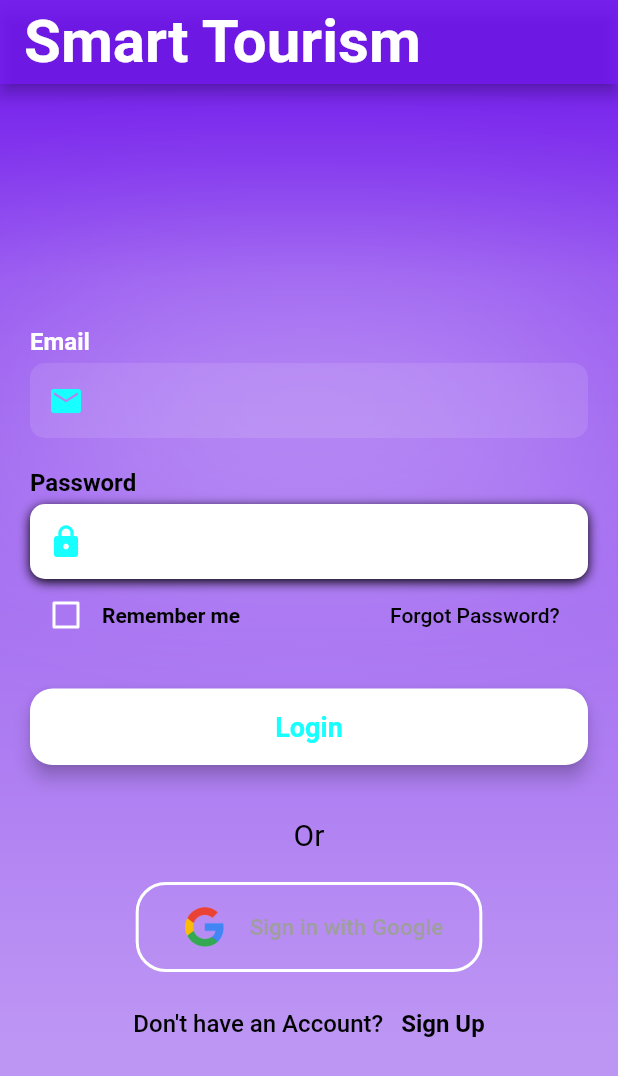
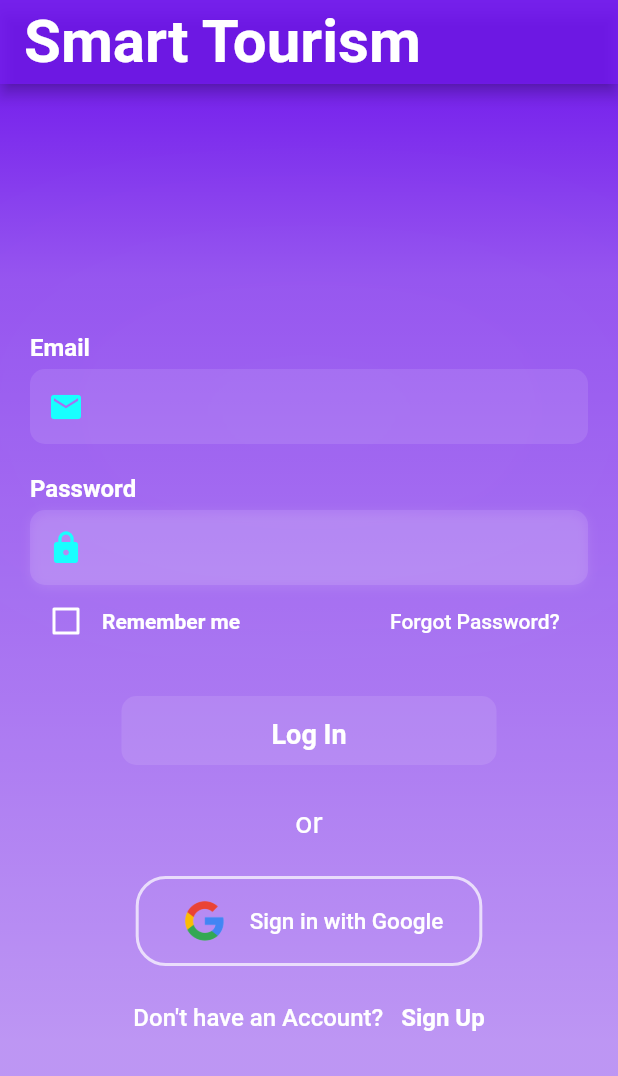
Before and after one commit to PRINCEREX1997/Tourism_And_Event_Managemnt_2020, a Flutter app: the screen it shows after launch, on a phone screen of 412 x 824 dp. Shown: the top 1076 px of the screen. Run offline on Flutter 3.47's test engine with Material 2 defaults, Android fonts, the phone set to English and light mode, and no system bars; our stand-ins replace firebase_auth, firebase_core, google_sign_in; accounts and stored records are empty; Roboto replaces fonts that are missing (Times New Roman, Times new Roman).

Commit message:
Sign In UI completed

```diff
--- a/lib/states/login.dart
+++ b/lib/states/login.dart
@@ -1,3 +1,5 @@
+import 'dart:ui';
+
 import 'package:firebase_auth/firebase_auth.dart';
 import 'package:flutter/material.dart';
 import 'package:flutter/rendering.dart';
@@ -73,9 +75,8 @@ class _LogInState extends State<LogIn> {
 
   Widget googleSignInButton() {
     return OutlineButton(
-      color: Colors.white,
-      splashColor: Colors.cyanAccent,
-
+      color: Colors.white10,
+      splashColor: Colors.white,
       onPressed: () {
         signInWithGoogle().then((result) {
           Navigator.of(context).push(
@@ -90,7 +91,7 @@ class _LogInState extends State<LogIn> {
 
       shape: RoundedRectangleBorder(borderRadius: BorderRadius.circular(20)),
       highlightElevation: 0,
-      borderSide: BorderSide(color: Colors.white, width: 2),
+      borderSide: BorderSide(color: Colors.white70, width: 2),
       child: Padding(
         padding: const EdgeInsets.fromLTRB(10, 10, 10, 10),
         child: Row(
@@ -104,7 +105,7 @@ class _LogInState extends State<LogIn> {
                 'Sign in with Google',
                 style: TextStyle(
                   fontSize: 15,
-                  color: Colors.grey,
+                  color: Colors.white,
                 ),
               ),
             )
@@ -134,7 +135,7 @@ class _LogInState extends State<LogIn> {
                   borderRadius: BorderRadius.circular(10),
                   boxShadow: [
                     BoxShadow(
-                        color: Colors.white,
+                        color: Colors.white10,
                         blurRadius: 500,
                         offset: Offset(0,5)
                     )
@@ -175,7 +176,7 @@ class _LogInState extends State<LogIn> {
           Text(
             'Password',
             style: TextStyle(
-                color: Colors.black,
+                color: Colors.white,
                 fontSize: 16,
                 fontWeight: FontWeight.bold
             ),
@@ -184,11 +185,11 @@ class _LogInState extends State<LogIn> {
           Container(
               alignment: Alignment.centerLeft,
               decoration: BoxDecoration(
-                  color: Colors.white,
+                  color: Colors.white10,
                   borderRadius: BorderRadius.circular(10),
                   boxShadow: [
                     BoxShadow(
-                        color: Colors.black,
+                        color: Colors.white10,
                         blurRadius: 6,
                         offset: Offset(0,2)
                     )
@@ -230,7 +231,7 @@ class _LogInState extends State<LogIn> {
           child: Text(
             'Forgot Password?',
             style:TextStyle(
-                color: Colors.black
+                color: Colors.white
             ),
           )
       ),
@@ -259,7 +260,7 @@ class _LogInState extends State<LogIn> {
             Text(
               'Remember me',
               style: TextStyle(
-                color: Colors.black,
+                  color: Colors.white,
                   fontWeight: FontWeight.bold
               ),
             )
@@ -272,29 +273,27 @@ class _LogInState extends State<LogIn> {
     return Container(
         padding: EdgeInsets.symmetric(vertical: 25),
         width: double.infinity,
-      child: RaisedButton(
-        elevation: 5,
+        child: FlatButton(
+          minWidth: 200,
           onPressed: () async {
             _login(context);
           },
-        padding: EdgeInsets.all(15),
+          padding: EdgeInsets.fromLTRB(0, 15, 0, 10),
           shape: RoundedRectangleBorder(
-          borderRadius: BorderRadius.circular(15)
+              borderRadius: BorderRadius.circular(10)
           ),
+          color: Colors.white10,
+          child: Text(
+            'Log In',
+            style: TextStyle(
                 color: Colors.white,
-        child: Text(
-          'Login',
-          style: TextStyle(
-            color: Color(0xFF18FFFF),
                 fontSize: 18,
-          fontWeight: FontWeight.bold
+                fontWeight: FontWeight.bold,
+                fontFamily: "Times New Roman"
             ),
           ),
         )
     );
-
-
-
   }
 
   Widget buildSignUpBtn(BuildContext context) {
@@ -311,7 +310,7 @@ class _LogInState extends State<LogIn> {
                 TextSpan(
                     text: 'Don\'t have an Account?   ',
                     style: TextStyle(
-                color: Colors.black,
+                        color: Colors.white,
                         fontWeight: FontWeight.w500,
                         fontSize: 16,
                         fontFamily: "Times new Roman"
@@ -321,7 +320,7 @@ class _LogInState extends State<LogIn> {
                 TextSpan(
                     text: 'Sign Up',
                     style: TextStyle(
-                color: Colors.black,
+                        color: Colors.white,
                         fontSize: 16,
                         fontWeight: FontWeight.bold,
                         fontFamily: "Times new Roman"
@@ -398,20 +397,20 @@ class _LogInState extends State<LogIn> {
                               buildForgotPassBtn(),
                             ],
                           ),
-                        buildLoginBtn(context),
                           SizedBox(
-                          height: 10,
+                              width: 250,
+                              child: buildLoginBtn(context)
                           ),
                           Text(
-                          'Or',
+                            'or',
                             style: TextStyle(
                               fontFamily: 'Times New Roman',
-                            color: Colors.black,
+                              color: Colors.white,
                               fontSize: 20,
                             ),
                           ),
                           SizedBox(
-                          height: 20,
+                            height: 25,
                           ),
                           googleSignInButton(),
                           SizedBox(
```
Lines whose indentation alone changed are shown as unchanged.
